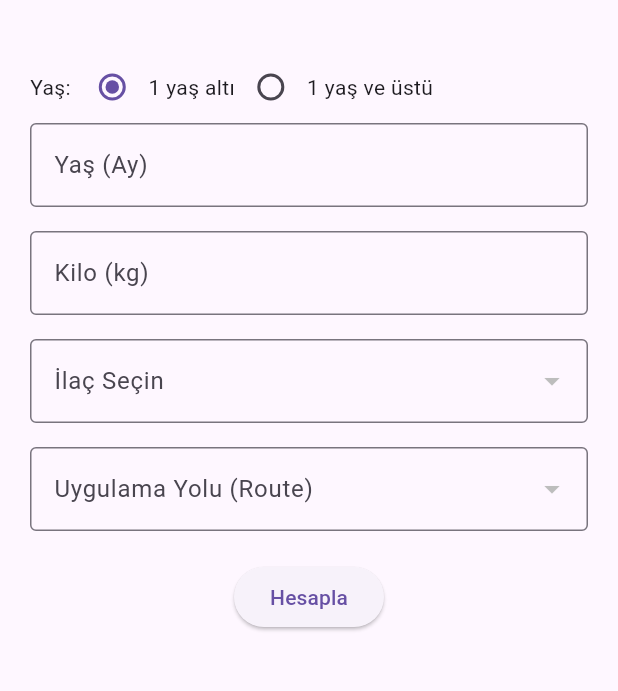
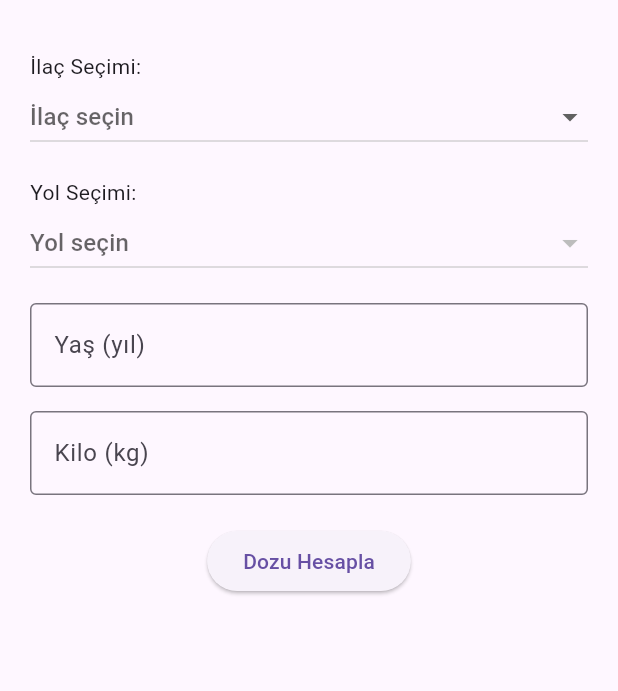
Before and after one commit to msarslanhan/pediatrik-doz-app, a Flutter app: the screen it shows after launch, on a phone screen of 412 x 824 dp, the part 63-754 px from its top. Run offline on Flutter 3.47's test engine with Material 3 defaults, Android fonts, the phone set to English and light mode, and no system bars.

Commit message:
Update main.dart

```diff
--- a/pediatrik_doz_app/lib/main.dart
+++ b/pediatrik_doz_app/lib/main.dart
@@ -1,4 +1,6 @@
 import 'package:flutter/material.dart';
+import 'data/ilaclar.dart';
+import 'models/ilac.dart';
 
 void main() {
   runApp(const PediatrikDozApp());
@@ -17,124 +19,78 @@ class PediatrikDozApp extends StatelessWidget {
   }
 }
 
-class Ilac {
-  final String isim;
-  final Map<String, Map<String, double>> dozlar; // route -> {"doz": mg/kg, "max": max mg}
-  final List<String> yollar; // aktif route seçenekleri
+class DozHesaplamaEkrani extends StatefulWidget {
+  const DozHesaplamaEkrani({super.key});
 
-  Ilac({required this.isim, required this.dozlar, required this.yollar});
+  @override
+  State<DozHesaplamaEkrani> createState() => _DozHesaplamaEkraniState();
 }
 
 class _DozHesaplamaEkraniState extends State<DozHesaplamaEkrani> {
   final TextEditingController kiloController = TextEditingController();
   final TextEditingController yasController = TextEditingController();
-  bool birYasAlti = true;
-  String yasTipi = "Ay";
 
-  String secilenIlac = "Parasetamol";
-  String secilenRoute = "PO";
-
-  String sonuc = "";
-
-  final List<Ilac> ilaçlar = [
-    Ilac(
-      isim: "Parasetamol",
-      dozlar: {
-        "PO": {"doz": 15, "max": 90},
-        "IV": {"doz": 15, "max": 90},
-        "IM": {"doz": 15, "max": 90},
-      },
-      yollar: ["PO", "IV", "IM"],
-    ),
-    Ilac(
-      isim: "Diazepam",
-      dozlar: {
-        "IV": {"doz": 1, "max": 10},
-      },
-      yollar: ["IV"],
-    ),
-    Ilac(
-      isim: "Ibuprofen",
-      dozlar: {
-        "PO": {"doz": 10, "max": 40},
-      },
-      yollar: ["PO"],
-    ),
-  ];
-
-  void dozHesapla() {
-    final double? kilo = double.tryParse(kiloController.text);
-    final int? yas = int.tryParse(yasController.text);
-
-    if (kilo == null || yas == null) {
-      setState(() {
-        sonuc = "Lütfen geçerli değerler girin.";
-      });
-      return;
-    }
-
-    Ilac ilac = ilaçlar.firstWhere((i) => i.isim == secilenIlac);
-    if (!ilac.yollar.contains(secilenRoute)) {
-      setState(() {
-        sonuc = "${secilenIlac} için $secilenRoute yolu uygun değil!";
-      });
-      return;
-    }
-
-    double dozKg = ilac.dozlar[secilenRoute]!["doz"]!;
-    double maxDoz = ilac.dozlar[secilenRoute]!["max"]!;
-
-    double hesaplananDoz = kilo * dozKg;
-    if (hesaplananDoz > maxDoz) hesaplananDoz = maxDoz;
-
-    String yasMetin = birYasAlti ? "$yas ay" : "$yas yıl";
-
-    setState(() {
-      sonuc =
-          "Yaş: $yasMetin\nKilo: ${kilo.toStringAsFixed(1)} kg\nİlaç: $secilenIlac\nYol: $secilenRoute\n\nÖnerilen doz: ${hesaplananDoz.toStringAsFixed(1)} mg";
-    });
-  }
+  String secilenIlac = '';
+  String secilenYol = '';
+  String sonuc = '';
 
   @override
   Widget build(BuildContext context) {
     return Scaffold(
       appBar: AppBar(title: const Text("Pediatrik Doz Hesaplama")),
-      body: SingleChildScrollView(
+      body: Padding(
         padding: const EdgeInsets.all(20),
         child: Column(
+          crossAxisAlignment: CrossAxisAlignment.start,
           children: [
-            Row(
-              children: [
-                const Text("Yaş: "),
-                Radio<bool>(
-                  value: true,
-                  groupValue: birYasAlti,
+            const Text("İlaç Seçimi:"),
+            DropdownButton<String>(
+              isExpanded: true,
+              value: secilenIlac.isEmpty ? null : secilenIlac,
+              hint: const Text("İlaç seçin"),
+              items: ilaclar
+                  .map((ilac) => DropdownMenuItem(
+                        value: ilac.isim,
+                        child: Text(ilac.isim),
+                      ))
+                  .toList(),
               onChanged: (value) {
                 setState(() {
-                      birYasAlti = value!;
-                      yasTipi = birYasAlti ? "Ay" : "Yıl";
+                  secilenIlac = value ?? '';
+                  secilenYol = '';
+                  sonuc = '';
                 });
               },
             ),
-                const Text("1 yaş altı"),
-                Radio<bool>(
-                  value: false,
-                  groupValue: birYasAlti,
+            const SizedBox(height: 16),
+            const Text("Yol Seçimi:"),
+            DropdownButton<String>(
+              isExpanded: true,
+              value: secilenYol.isEmpty ? null : secilenYol,
+              hint: const Text("Yol seçin"),
+              items: secilenIlac.isEmpty
+                  ? []
+                  : ilaclar
+                      .firstWhere((i) => i.isim == secilenIlac)
+                      .yollar
+                      .map((yol) => DropdownMenuItem(
+                            value: yol,
+                            child: Text(yol),
+                          ))
+                      .toList(),
               onChanged: (value) {
                 setState(() {
-                      birYasAlti = value!;
-                      yasTipi = birYasAlti ? "Ay" : "Yıl";
+                  secilenYol = value ?? '';
+                  sonuc = '';
                 });
               },
             ),
-                const Text("1 yaş ve üstü"),
-              ],
-            ),
+            const SizedBox(height: 16),
             TextField(
               controller: yasController,
-              decoration: InputDecoration(
-                labelText: "Yaş ($yasTipi)",
-                border: const OutlineInputBorder(),
+              decoration: const InputDecoration(
+                labelText: "Yaş (yıl)",
+                border: OutlineInputBorder(),
               ),
               keyboardType: TextInputType.number,
             ),
@@ -147,53 +103,12 @@ class _DozHesaplamaEkraniState extends State<DozHesaplamaEkrani> {
               ),
               keyboardType: TextInputType.number,
             ),
-            const SizedBox(height: 16),
-            DropdownButtonFormField<String>(
-              value: secilenIlac,
-              items: ilaçlar
-                  .map((i) => DropdownMenuItem(
-                        value: i.isim,
-                        child: Text(i.isim),
-                      ))
-                  .toList(),
-              onChanged: (value) {
-                setState(() {
-                  secilenIlac = value!;
-                  // Route seçeneklerini güncelle
-                  Ilac ilac = ilaçlar.firstWhere((i) => i.isim == secilenIlac);
-                  secilenRoute = ilac.yollar.first;
-                });
-              },
-              decoration: const InputDecoration(
-                labelText: "İlaç Seçin",
-                border: OutlineInputBorder(),
+            const SizedBox(height: 20),
+            Center(
+              child: ElevatedButton(
+                onPressed: hesapla,
+                child: const Text("Dozu Hesapla"),
               ),
-            ),
-            const SizedBox(height: 16),
-            DropdownButtonFormField<String>(
-              value: secilenRoute,
-              items: ilaçlar
-                  .firstWhere((i) => i.isim == secilenIlac)
-                  .yollar
-                  .map((y) => DropdownMenuItem(
-                        value: y,
-                        child: Text(y),
-                      ))
-                  .toList(),
-              onChanged: (value) {
-                setState(() {
-                  secilenRoute = value!;
-                });
-              },
-              decoration: const InputDecoration(
-                labelText: "Uygulama Yolu (Route)",
-                border: OutlineInputBorder(),
-              ),
-            ),
-            const SizedBox(height: 20),
-            ElevatedButton(
-              onPressed: dozHesapla,
-              child: const Text("Hesapla"),
             ),
             const SizedBox(height: 20),
             Text(
@@ -205,11 +120,28 @@ class _DozHesaplamaEkraniState extends State<DozHesaplamaEkrani> {
       ),
     );
   }
+
+  void hesapla() {
+    final double? kilo = double.tryParse(kiloController.text);
+    final double? yas = double.tryParse(yasController.text);
+
+    if (kilo == null || yas == null || secilenIlac.isEmpty || secilenYol.isEmpty) {
+      setState(() {
+        sonuc = "Lütfen tüm alanları doldurun.";
+      });
+      return;
     }
 
-class DozHesaplamaEkrani extends StatefulWidget {
-  const DozHesaplamaEkrani({super.key});
+    Ilac ilac = ilaclar.firstWhere((i) => i.isim == secilenIlac);
+    double dozKg = ilac.dozlar[secilenYol]!['doz']!;
+    double maxDoz = ilac.dozlar[secilenYol]!['max']!;
 
-  @override
-  State<DozHesaplamaEkrani> createState() => _DozHesaplamaEkraniState();
+    double hesaplananDoz = kilo * dozKg;
+    if (hesaplananDoz > maxDoz) hesaplananDoz = maxDoz;
+
+    setState(() {
+      sonuc =
+          "İlaç: $secilenIlac\nYol: $secilenYol\nYaş: ${yas.toStringAsFixed(1)} yıl\nKilo: ${kilo.toStringAsFixed(1)} kg\n\nÖnerilen Doz: ${hesaplananDoz.toStringAsFixed(2)} mg";
+    });
   }
+}
```
Lines whose indentation alone changed are shown as unchanged.
